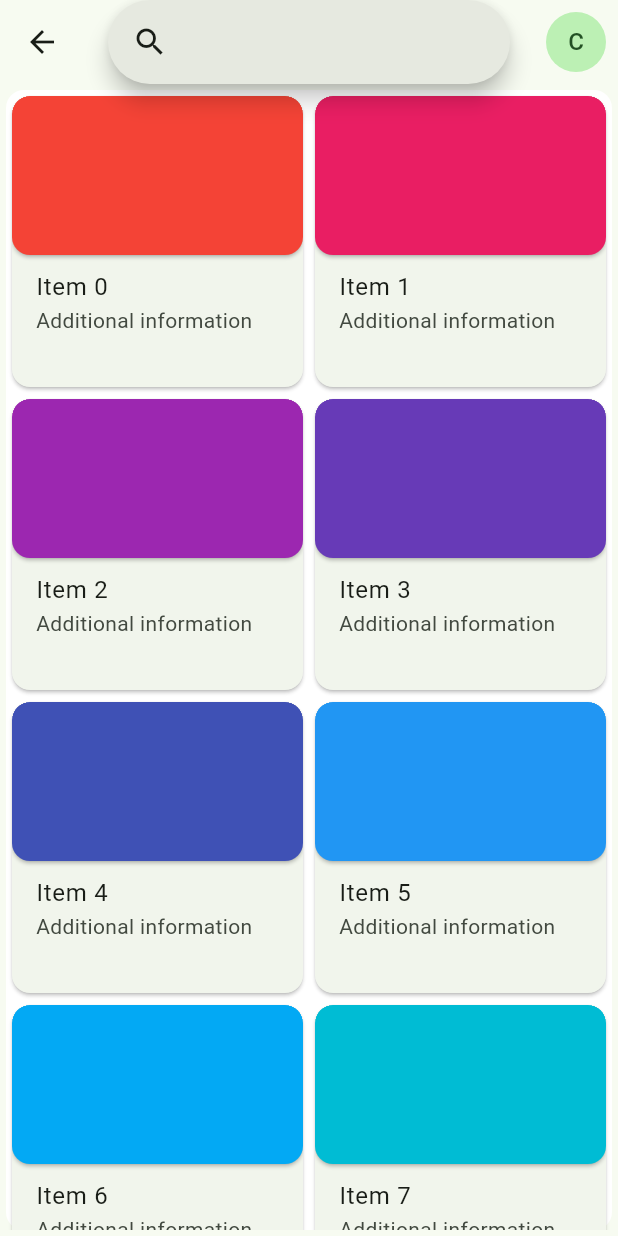
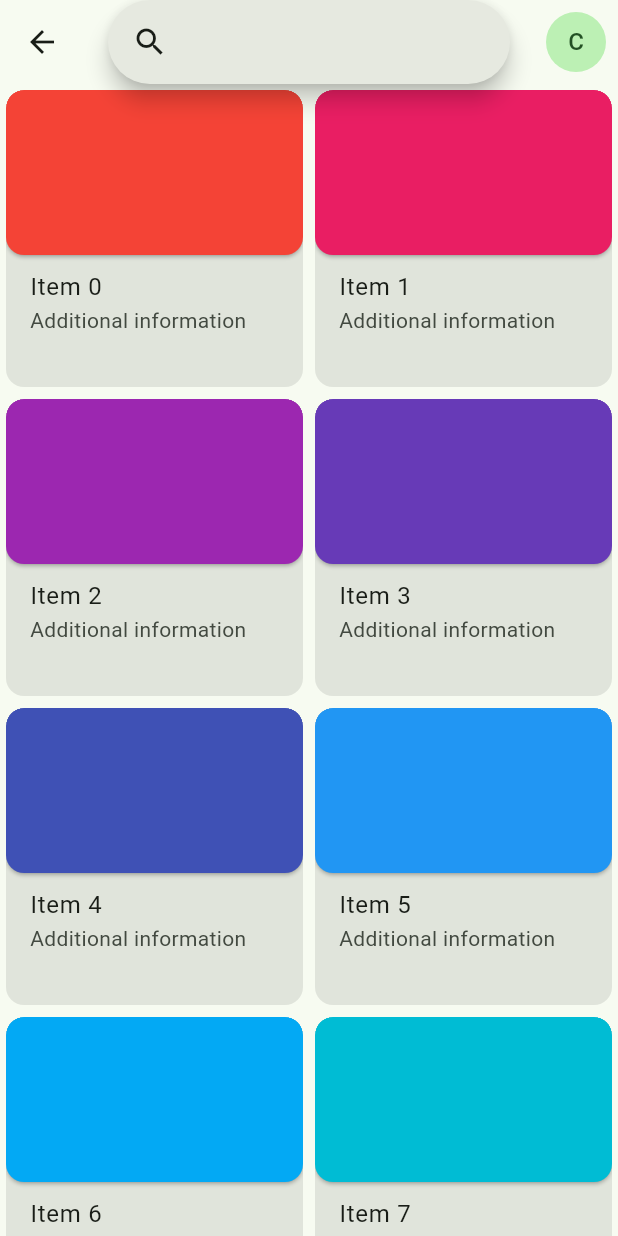
Before and after one commit to snapsl/flutter_canonical_layouts, a Flutter app: the FeedScreen screen opened directly, on a phone screen of 412 x 824 dp. Run offline on Flutter 3.47's test engine with Material 3 defaults, Android fonts, the phone set to English and light mode, and no system bars; our stand-ins replace go_router; missing offline and left inert: flutter_adaptive_scaffold.

Commit message:
Improve card theming

```diff
--- a/example/lib/feed.dart
+++ b/example/lib/feed.dart
@@ -44,10 +44,7 @@ class _FeedScreenState extends State<FeedScreen> {
         centerTitle: true,
         clipBehavior: Clip.none,
       ),
-      body: Card(
-        elevation: 0,
-        color: Theme.of(context).colorScheme.surfaceContainerLowest,
-        child: Center(
+      body: Center(
         child: Breakpoints.small.isActive(context)
             ? ListView.builder(
                 itemBuilder: (context, index) => AspectRatio(
@@ -82,7 +79,6 @@ class _FeedScreenState extends State<FeedScreen> {
                 ),
               ),
       ),
-      ),
       // Note: show FAB on small screens.
       floatingActionButton:
           Breakpoints.small.isActive(context) ? const EditButton() : null,
--- a/example/lib/widgets/item_card.dart
+++ b/example/lib/widgets/item_card.dart
@@ -23,7 +23,7 @@ class ItemCard extends StatelessWidget {
 
   @override
   Widget build(BuildContext context) {
-    return Card(
+    return Card.filled(
       clipBehavior: Clip.hardEdge,
       child: InkWell(
           onTap: () {},
```
Also changed, not shown: example/lib/home.dart (+4 -7 lines). Lines whose indentation alone changed are shown as unchanged.
